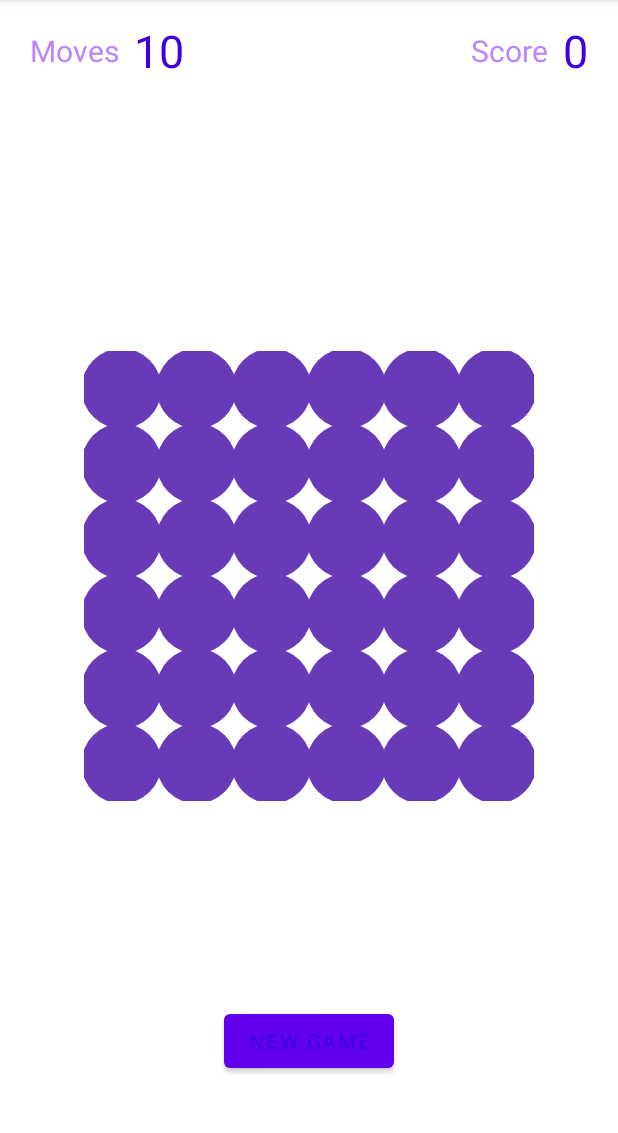
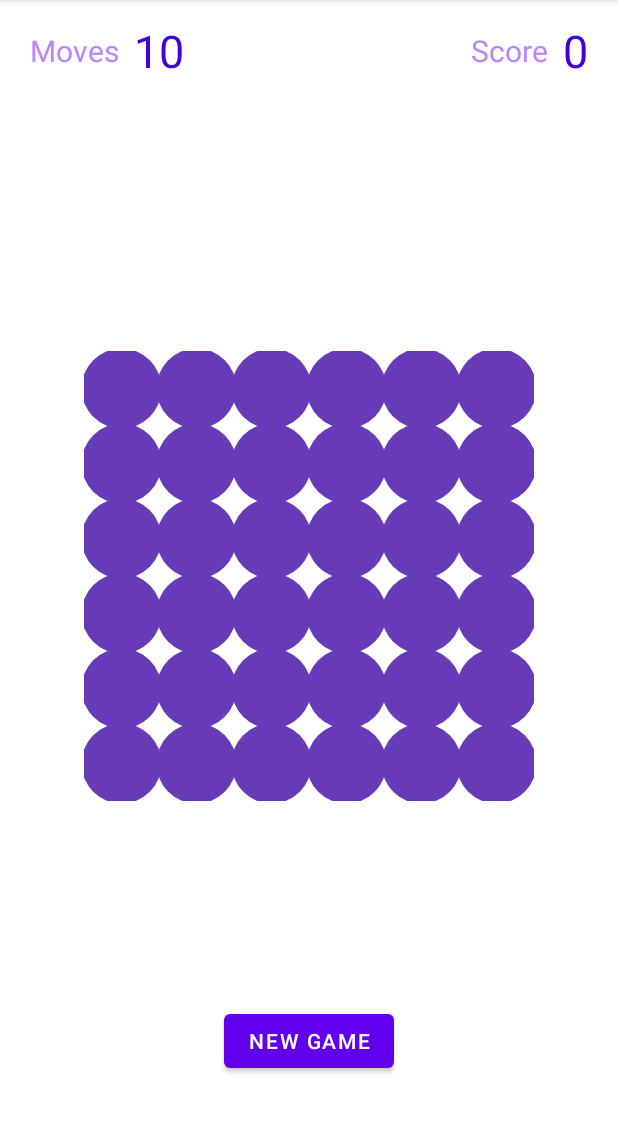
Before and after one commit to david-read-iii/Dotty, an Android app: the screen it shows after launch (MainActivity), on a phone screen of 412 x 824 dp, the part 84-1217 px from its top. Run offline under Robolectric (Android 15) with nearby library versions, the phone set to English and light mode, and no system bars.

Commit message:
Fix unreadable "New Game" Button in activity_main.xml
activity_main.xml:
- Remove textColor attribute that made the "New Game" Button view unreadable.

```diff
--- a/app/src/main/res/layout/activity_main.xml
+++ b/app/src/main/res/layout/activity_main.xml
@@ -68,7 +68,6 @@
         android:layout_marginBottom="50dp"
         android:onClick="newGameClick"
         android:text="@string/new_game"
-        android:textColor="@color/purple_700"
         app:layout_constraintBottom_toBottomOf="parent"
         app:layout_constraintLeft_toLeftOf="parent"
         app:layout_constraintRight_toRightOf="parent" />
```
